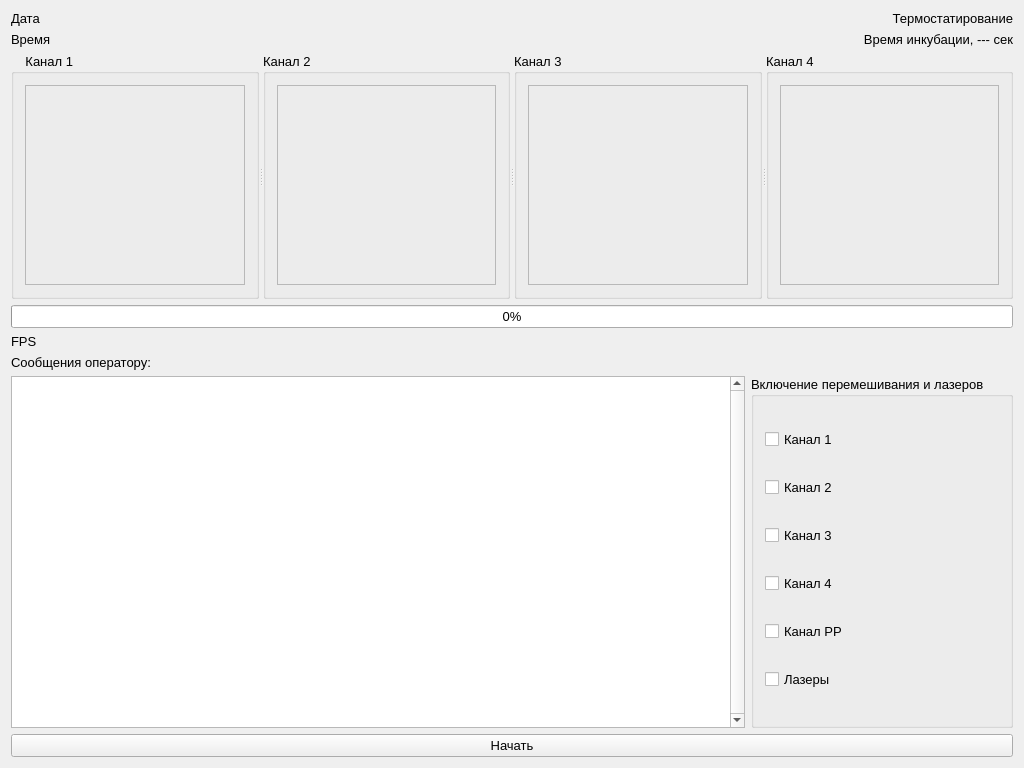
Qt form widget.ui (krang4d/Agrekola) before a commit.
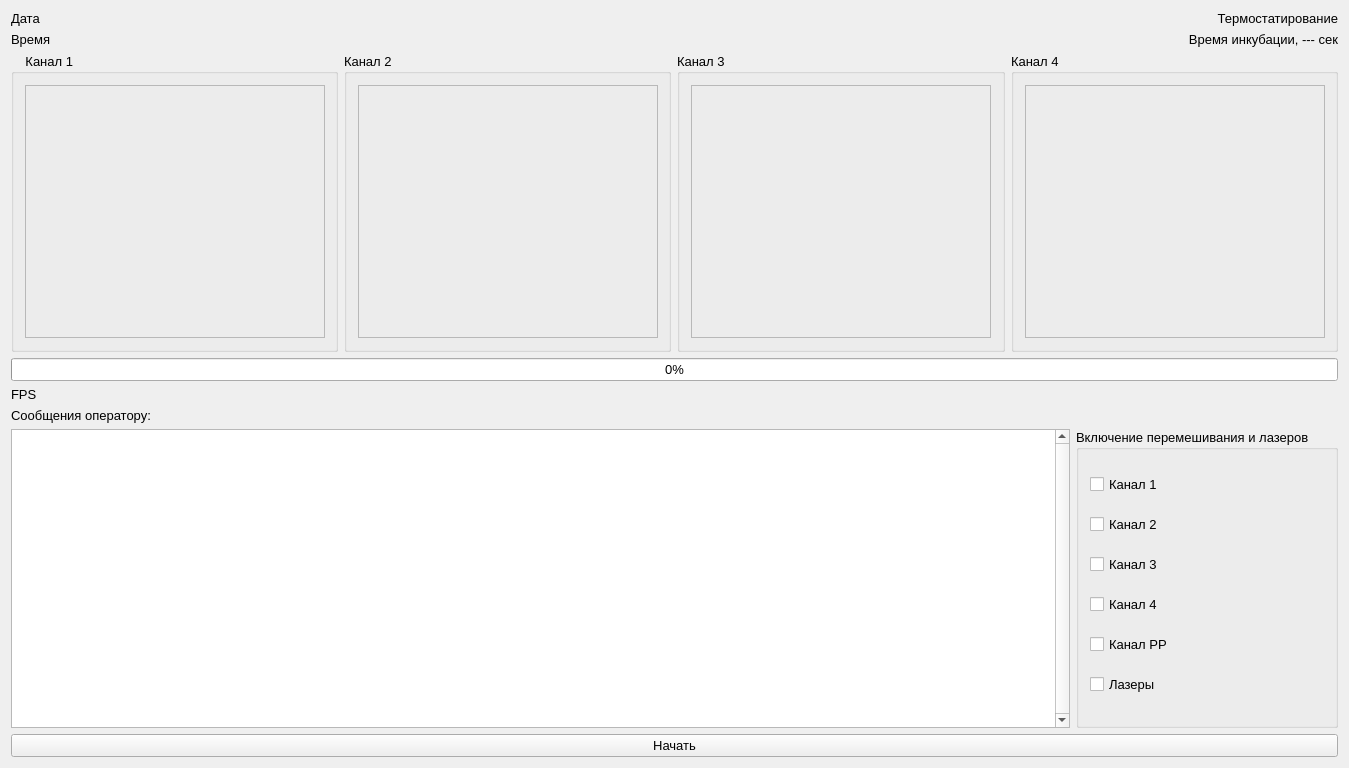
The same form after that commit. Custom widgets are drawn as their Qt base class.

Commit message: add Graphs in class ViewPlots

What changed in the file:
```diff
--- a/widget.ui
+++ b/widget.ui
@@ -6,7 +6,7 @@
    <rect>
     <x>0</x>
     <y>0</y>
-    <width>1024</width>
+    <width>1349</width>
     <height>768</height>
    </rect>
   </property>
@@ -20,8 +20,8 @@
   <property name="windowTitle">
    <string>Widget</string>
   </property>
-  <layout class="QVBoxLayout" name="verticalLayout_6">
-   <item>
+  <layout class="QGridLayout" name="gridLayout">
+   <item row="0" column="0">
     <layout class="QGridLayout" name="gridLayout_datatime">
      <item row="0" column="0">
       <widget class="QLabel" name="label_date">
@@ -99,21 +99,37 @@
      </item>
     </layout>
    </item>
+   <item row="1" column="0">
+    <layout class="QHBoxLayout" name="horizontalLayout_2">
    <item>
-    <widget class="QSplitter" name="splitter">
-     <property name="orientation">
-      <enum>Qt::Horizontal</enum>
-     </property>
      <widget class="QGroupBox" name="groupBox_f1">
+       <property name="sizePolicy">
+        <sizepolicy hsizetype="Expanding" vsizetype="Expanding">
+         <horstretch>0</horstretch>
+         <verstretch>0</verstretch>
+        </sizepolicy>
+       </property>
+       <property name="minimumSize">
+        <size>
+         <width>326</width>
+         <height>274</height>
+        </size>
+       </property>
       <property name="title">
        <string>    Канал 1</string>
       </property>
       <layout class="QVBoxLayout" name="verticalLayout">
        <item>
         <widget class="QCustomPlot" name="frame_1">
+          <property name="sizePolicy">
+           <sizepolicy hsizetype="Expanding" vsizetype="Expanding">
+            <horstretch>0</horstretch>
+            <verstretch>0</verstretch>
+           </sizepolicy>
+          </property>
          <property name="minimumSize">
           <size>
-           <width>200</width>
+            <width>300</width>
            <height>200</height>
           </size>
          </property>
@@ -127,16 +143,30 @@
        </item>
       </layout>
      </widget>
+     </item>
+     <item>
      <widget class="QGroupBox" name="groupBox_f2">
+       <property name="minimumSize">
+        <size>
+         <width>326</width>
+         <height>274</height>
+        </size>
+       </property>
       <property name="title">
        <string>Канал 2</string>
       </property>
       <layout class="QVBoxLayout" name="verticalLayout_3">
        <item>
         <widget class="QCustomPlot" name="frame_2">
+          <property name="sizePolicy">
+           <sizepolicy hsizetype="Expanding" vsizetype="Expanding">
+            <horstretch>0</horstretch>
+            <verstretch>0</verstretch>
+           </sizepolicy>
+          </property>
          <property name="minimumSize">
           <size>
-           <width>200</width>
+            <width>300</width>
            <height>200</height>
           </size>
          </property>
@@ -150,16 +180,36 @@
        </item>
       </layout>
      </widget>
+     </item>
+     <item>
      <widget class="QGroupBox" name="groupBox_f3">
+       <property name="sizePolicy">
+        <sizepolicy hsizetype="Expanding" vsizetype="Expanding">
+         <horstretch>0</horstretch>
+         <verstretch>0</verstretch>
+        </sizepolicy>
+       </property>
+       <property name="minimumSize">
+        <size>
+         <width>326</width>
+         <height>274</height>
+        </size>
+       </property>
       <property name="title">
        <string>Канал 3</string>
       </property>
       <layout class="QVBoxLayout" name="verticalLayout_4">
        <item>
         <widget class="QCustomPlot" name="frame_3">
+          <property name="sizePolicy">
+           <sizepolicy hsizetype="Expanding" vsizetype="Expanding">
+            <horstretch>0</horstretch>
+            <verstretch>0</verstretch>
+           </sizepolicy>
+          </property>
          <property name="minimumSize">
           <size>
-           <width>200</width>
+            <width>300</width>
            <height>200</height>
           </size>
          </property>
@@ -173,7 +223,21 @@
        </item>
       </layout>
      </widget>
+     </item>
+     <item>
      <widget class="QGroupBox" name="groupBox_f4">
+       <property name="sizePolicy">
+        <sizepolicy hsizetype="Expanding" vsizetype="Expanding">
+         <horstretch>0</horstretch>
+         <verstretch>0</verstretch>
+        </sizepolicy>
+       </property>
+       <property name="minimumSize">
+        <size>
+         <width>326</width>
+         <height>274</height>
+        </size>
+       </property>
       <property name="font">
        <font>
         <pointsize>10</pointsize>
@@ -187,9 +251,15 @@
       <layout class="QVBoxLayout" name="verticalLayout_5">
        <item>
         <widget class="QCustomPlot" name="frame_4">
+          <property name="sizePolicy">
+           <sizepolicy hsizetype="Expanding" vsizetype="Expanding">
+            <horstretch>0</horstretch>
+            <verstretch>0</verstretch>
+           </sizepolicy>
+          </property>
          <property name="minimumSize">
           <size>
-           <width>200</width>
+            <width>300</width>
            <height>200</height>
           </size>
          </property>
@@ -203,9 +273,10 @@
        </item>
       </layout>
      </widget>
-    </widget>
-   </item>
-   <item>
+     </item>
+    </layout>
+   </item>
+   <item row="2" column="0">
     <widget class="QProgressBar" name="progressBar">
      <property name="enabled">
       <bool>true</bool>
@@ -227,21 +298,21 @@
      </property>
     </widget>
    </item>
-   <item>
+   <item row="3" column="0">
     <widget class="QLabel" name="label_fps">
      <property name="text">
       <string>FPS</string>
      </property>
     </widget>
    </item>
-   <item>
+   <item row="4" column="0">
     <widget class="QLabel" name="label_5">
      <property name="text">
       <string>Сообщения оператору:</string>
      </property>
     </widget>
    </item>
-   <item>
+   <item row="5" column="0">
     <layout class="QHBoxLayout" name="horizontalLayout">
      <item>
       <widget class="QTextEdit" name="textEdit">
@@ -321,7 +392,7 @@
      </item>
     </layout>
    </item>
-   <item>
+   <item row="6" column="0">
     <widget class="QPushButton" name="pushButton">
      <property name="text">
       <string>Начать</string>
```
Left out of the diff: 2 changed lines with no effect on the pictures. Lines whose indentation alone changed are shown as unchanged. The commit also changes 10 other files.
